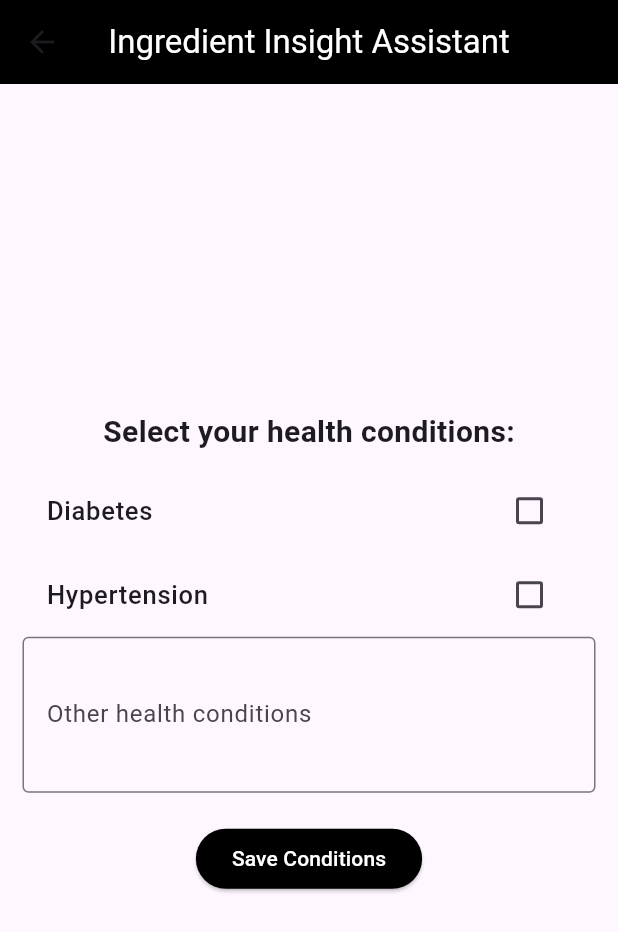
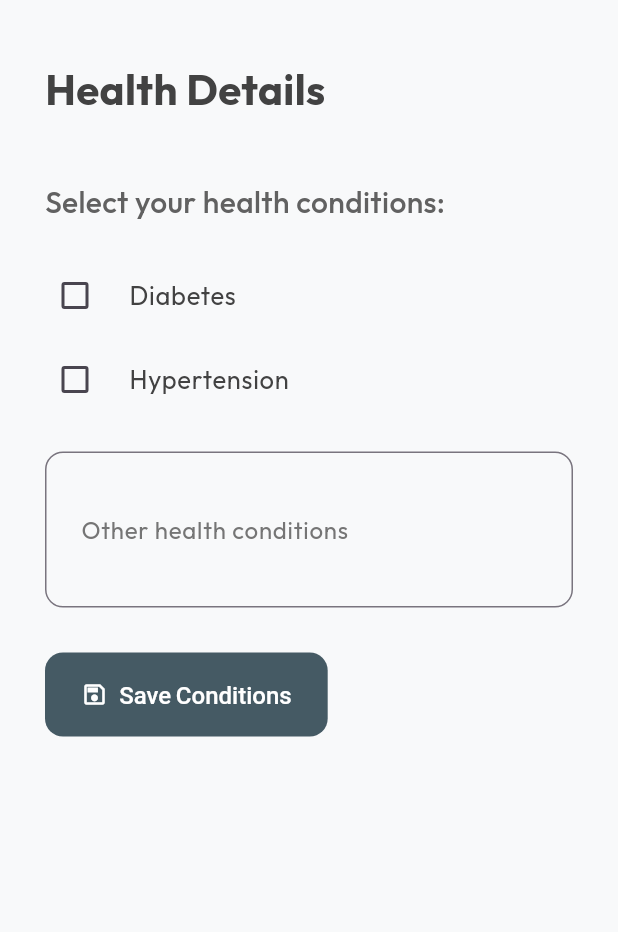
Before and after one commit to Praphulla-Mishra/LLM-Driven-Evaluation-of-Ingredient-Risks-and-Health-Effects, a Flutter app: the screen it shows after launch, after a tap on "Add/Update Health Conditions", on a phone screen of 412 x 824 dp. Shown: the top 932 px of the screen. Run offline on Flutter 3.47's test engine with Material 3 defaults, Android fonts, the light colour scheme and no system bars; our stand-ins replace firebase_core, google_fonts, image_cropper, image_picker, loading_animation_widget, shared_preferences; missing offline and left inert: google_mlkit_text_recognition; accounts and stored records are empty.

Commit message:
UI upgrade & OCR text page

```diff
--- a/lib/health.dart
+++ b/lib/health.dart
@@ -1,9 +1,9 @@
 import 'package:flutter/material.dart';
 import 'package:shared_preferences/shared_preferences.dart';
-
+import 'package:google_fonts/google_fonts.dart';
+import 'utils.dart';
 class HealthText extends StatefulWidget {
-  const HealthText({super.key});
-
+  const HealthText({Key? key}) : super(key: key);
   @override
   State<HealthText> createState() => _HealthTextState();
 }
@@ -13,7 +13,7 @@ class _HealthTextState extends State<HealthText> {
   bool _hasHypertension = false;
   late TextEditingController _customConditionController;
 
-  // Function to save health conditions
+
   Future<void> saveHealthConditions(
       bool isDiabetic, bool hasHypertension, String customCondition) async {
     try {
@@ -25,6 +25,7 @@ class _HealthTextState extends State<HealthText> {
       print("Error saving health conditions: $e");
     }
   }
+
 
   Future<void> loadHealthConditions() async {
     try {
@@ -40,7 +41,6 @@ class _HealthTextState extends State<HealthText> {
     }
   }
 
-
   @override
   void initState() {
     super.initState();
@@ -51,75 +51,112 @@ class _HealthTextState extends State<HealthText> {
   @override
   Widget build(BuildContext context) {
     return Scaffold(
-      appBar: AppBar(
-        centerTitle: true,
-        title: const Text('Ingredient Insight Assistant',
-            style: TextStyle(color: Colors.white)),
-        backgroundColor: Colors.black,
+      backgroundColor: Color(0xFFF8F9FA),
+      body: SafeArea(
+        child: Padding(
+          padding: const EdgeInsets.symmetric(horizontal: 30.0, vertical: 40.0),
+          child: SingleChildScrollView(
+            child: Column(
+              crossAxisAlignment: CrossAxisAlignment.start,
+              children: [
+                Text(
+                  'Health Details',
+                  style: TextStyle(
+                    fontSize: 28,
+                    fontWeight: FontWeight.bold,
+                    color: Colors.grey[800],
+                    fontFamily: GoogleFonts.outfit().fontFamily,
                   ),
-      body: Container(
-        child: Column(
-          mainAxisAlignment: MainAxisAlignment.center,
-          children: [
-            const SizedBox(
-              height: 20,
+                  textAlign: TextAlign.start,
                 ),
-            const Padding(
-              padding: EdgeInsets.all(10.0),
-              child: Text("Select your health conditions:",
-                  style: TextStyle(fontSize: 20, fontWeight: FontWeight.bold)),
+                SizedBox(height: 40),
+
+                Text(
+                  "Select your health conditions:",
+                  style: TextStyle(
+                      fontSize: 20,
+                      fontWeight: FontWeight.w500,
+                      color: Colors.grey[700],
+                      fontFamily: GoogleFonts.outfit().fontFamily),
                 ),
+                SizedBox(height: 20),
+
                 Padding(
-              padding: const EdgeInsets.symmetric(horizontal: 15.0),
+                  padding: const EdgeInsets.symmetric(horizontal: 0.0),
                   child: CheckboxListTile(
-                title: const Text("Diabetes",
-                    style:
-                        TextStyle(fontSize: 17, fontWeight: FontWeight.w500)),
+                    title: Text("Diabetes",
+                        style: TextStyle(
+                            fontSize: 17,
+                            fontWeight: FontWeight.normal,
+                            color: Colors.grey[800],
+                            fontFamily: GoogleFonts.outfit().fontFamily)),
                     value: _isDiabetic,
                     onChanged: (value) {
                       setState(() {
                         _isDiabetic = value!;
                       });
                     },
+                    controlAffinity: ListTileControlAffinity.leading,
+                    activeColor: Colors.blueGrey[700],
+                    checkColor: Colors.white,
+                    contentPadding: EdgeInsets.symmetric(horizontal: 0),
                   ),
                 ),
                 Padding(
-              padding: const EdgeInsets.symmetric(horizontal: 15.0),
+                  padding: const EdgeInsets.symmetric(horizontal: 0.0),
                   child: CheckboxListTile(
-                title: const Text("Hypertension",
-                    style:
-                        TextStyle(fontSize: 17, fontWeight: FontWeight.w500)),
+                    title: Text("Hypertension",
+                        style: TextStyle(
+                            fontSize: 17,
+                            fontWeight: FontWeight.normal,
+                            color: Colors.grey[800],
+                            fontFamily: GoogleFonts.outfit().fontFamily)),
                     value: _hasHypertension,
                     onChanged: (value) {
                       setState(() {
                         _hasHypertension = value!;
                       });
                     },
+                    controlAffinity: ListTileControlAffinity.leading,
+                    activeColor: Colors.blueGrey[700],
+                    checkColor: Colors.white,
+                    contentPadding: EdgeInsets.symmetric(horizontal: 0),
                   ),
                 ),
+                SizedBox(height: 20),
+
                 Padding(
-              padding: const EdgeInsets.symmetric(horizontal: 15.0),
+                  padding: const EdgeInsets.symmetric(horizontal: 0.0),
                   child: TextField(
                     controller: _customConditionController,
                     maxLines: 3,
-                minLines: 3, // Minimum height for the box
-                decoration: const InputDecoration(
+                    minLines: 3,
+                    decoration: InputDecoration(
                       labelText: "Other health conditions",
                       hintText: "List any additional health conditions here...",
-                  border:
-                      OutlineInputBorder(), // Adds a border around the TextField
+                      labelStyle: TextStyle(color: Colors.grey[600], fontFamily: GoogleFonts.outfit().fontFamily), // Label text color
+                      hintStyle: TextStyle(color: Colors.grey[500], fontFamily: GoogleFonts.outfit().fontFamily), // Hint text color
+                      border: OutlineInputBorder(
+                        borderRadius: BorderRadius.circular(12),
+                        borderSide: BorderSide(color: Colors.blueGrey.shade300),
+                      ),
+                      focusedBorder: OutlineInputBorder(
+                        borderRadius: BorderRadius.circular(12),
+                        borderSide: BorderSide(color: Colors.blueGrey.shade500),
+                      ),
+                      contentPadding: EdgeInsets.symmetric(horizontal: 20, vertical: 16),
                     ),
                     keyboardType: TextInputType.multiline,
-                scrollPadding: const EdgeInsets.all(
-                    20.0), // Optional: adds padding when scrolling
+                    scrollPadding: const EdgeInsets.all(20.0),
                     textInputAction: TextInputAction.newline,
+                    style: TextStyle(color: Colors.grey[800], fontFamily: GoogleFonts.outfit().fontFamily),
                   ),
                 ),
-            Padding(
-              padding: const EdgeInsets.all(20.0),
-              child: ElevatedButton(
+                SizedBox(height: 30),
+
+                ModernButton(
                   onPressed: () async {
-                  saveHealthConditions(_isDiabetic, _hasHypertension,
+                    await saveHealthConditions(_isDiabetic, _hasHypertension,
                         _customConditionController.text);
                     ScaffoldMessenger.of(context).showSnackBar(
                       SnackBar(
@@ -132,16 +169,16 @@ class _HealthTextState extends State<HealthText> {
                           ),
                         ),
                         duration: const Duration(seconds: 2),
-                                behavior: SnackBarBehavior.floating, // Makes it float above other content
+                        behavior: SnackBarBehavior.floating,
                         shape: RoundedRectangleBorder(
                           borderRadius: BorderRadius.circular(12),
                         ),
-                                backgroundColor: Colors.grey[900],
+                        backgroundColor: Colors.blueGrey[700],
                         elevation: 6,
-                                margin: const EdgeInsets.all(10), // Adds margin around the snackbar
+                        margin: const EdgeInsets.all(10),
                         action: SnackBarAction(
                           label: 'DISMISS',
-                                  textColor: Colors.tealAccent, // Modern accent color
+                          textColor: Colors.tealAccent,
                           onPressed: () {
                             ScaffoldMessenger.of(context).hideCurrentSnackBar();
                           },
@@ -150,15 +187,13 @@ class _HealthTextState extends State<HealthText> {
                     );
                     Navigator.pop(context);
                   },
-                style: ElevatedButton.styleFrom(backgroundColor: Colors.black),
-                child: const Text("Save Conditions",
-                    style: TextStyle(color: Colors.white)),
+                  text: "Save Conditions",
+                  icon: Icons.save_outlined,
+                ),
+                SizedBox(height: 20),
+              ],
             ),
           ),
-            SizedBox(
-              height: 20,
-            ),
-          ],
         ),
       ),
     );
--- a/lib/homepage.dart
+++ b/lib/homepage.dart
@@ -1,11 +1,12 @@
 import 'package:flutter/material.dart';
 import 'ocr.dart';
 import 'package:ingredients_summarizer/response.dart';
-import 'final_screen.dart';
 import 'package:image_picker/image_picker.dart';
 import 'package:loading_animation_widget/loading_animation_widget.dart';
 import 'package:ingredients_summarizer/health.dart';
 import 'package:shared_preferences/shared_preferences.dart';
+import 'ocrText.dart';
+import 'utils.dart';
 
 class NutriScanPage extends StatefulWidget {
   @override
@@ -42,35 +43,30 @@ class _NutriScanPageState extends State<NutriScanPage> {
   Widget build(BuildContext context) {
     return SafeArea(
       child: Scaffold(
-        appBar: AppBar(
-          centerTitle: true,
-          title: Text('Ingredient Insight Assistant',
-              style: TextStyle(color: Colors.white)),
-          backgroundColor: Colors.black,
-        ),
         body: Center(
           child: isLoading
               ? LoadingAnimationWidget.staggeredDotsWave(
-                  color: Colors.black,
+                  color: Colors.blueGrey[700] ?? Colors.blueGrey,
                   size: 200,
                 )
               : Container(
-                  color: Colors.white,
+          child: Padding(
+            padding:
+                const EdgeInsets.symmetric(horizontal: 30.0, vertical: 40.0),
             child: Column(
+              crossAxisAlignment: CrossAxisAlignment.center,
               mainAxisAlignment: MainAxisAlignment.center,
               children: [
-                      Container(
-                        child: Column(
-                          children: [
-                            //upload button
-                            Padding(
-                              padding:
-                                  const EdgeInsets.symmetric(horizontal: 20.0),
-                              child: ElevatedButton.icon(
-                                icon: const Icon(Icons.image,
-                                    color: Colors.white),
-                                label: const Text('Upload Image',
-                                    style: TextStyle(color: Colors.white)),
+                Text(
+                  'Ingredient Insight Assistant',
+                  style: TextStyle(
+                    fontSize: 28,
+                    fontWeight: FontWeight.bold,
+                    color: Colors.grey[800],
+                  ),
+                ),
+                SizedBox(height: 60),
+                ModernButton(
                   onPressed: () async {
                     setState(() {
                       isLoading = true;
@@ -84,39 +80,25 @@ class _NutriScanPageState extends State<NutriScanPage> {
                         isLoading = true;
                       });
                       await loadHealthConditions();
-                                    // String response = await gemini(
-                                    // ocr.recognizedText, healthConditions);
-                                    String response = await postIngredients(
-                                        ocr.recognizedText, healthConditions);
                       setState(() {
                         isLoading = false;
                       });
                       Navigator.push(
                         context,
                         MaterialPageRoute(
-                                        builder: (context) =>
-                                            FinalScreen(text: response),
+                          builder: (context) => OCRTextPage(
+                              ocrText: ocr.recognizedText,
+                              healthConditions: healthConditions,
+                              postIngredients: postIngredients),
                         ),
                       );
                     }
                   },
-                                style: ElevatedButton.styleFrom(
-                                  backgroundColor: Colors.black,
-                                  minimumSize: Size(double.infinity, 60),
-                                ),
-                              ),
+                  icon: Icons.image_outlined,
+                  text: 'Upload Image',
                 ),
                 SizedBox(height: 20),
-                            Padding(
-                              padding:
-                                  const EdgeInsets.symmetric(horizontal: 20.0),
-                              child: ElevatedButton.icon(
-                                icon:
-                                    Icon(Icons.camera_alt, color: Colors.white),
-                                label: Text(
-                                  'Use Camera',
-                                  style: TextStyle(color: Colors.white),
-                                ),
+                ModernButton(
                   onPressed: () async {
                     setState(() {
                       isLoading = true;
@@ -131,50 +113,60 @@ class _NutriScanPageState extends State<NutriScanPage> {
                       });
 
                       await loadHealthConditions();
-                                    // String response = await gemini(
-                                    //     ocr.recognizedText, healthConditions);
-                                    String response = await postIngredients(
-                                        ocr.recognizedText, healthConditions);
                       setState(() {
                         isLoading = false;
                       });
                       Navigator.push(
                         context,
                         MaterialPageRoute(
-                                        builder: (context) =>
-                                            FinalScreen(text: response),
+                          builder: (context) => OCRTextPage(
+                              ocrText: ocr.recognizedText,
+                              healthConditions: healthConditions,
+                              postIngredients: postIngredients),
                         ),
                       );
                     }
                   },
-                                style: ElevatedButton.styleFrom(
-                                  backgroundColor: Colors.black,
-                                  minimumSize: Size(double.infinity, 60),
-                                ),
-                              ),
-                            ),
-                          ],
-                        ),
+                  icon: Icons.camera_outlined,
+                  text: 'Use Camera',
                 ),
                 SizedBox(
-                        height: 20,
-                      ),
-                      FloatingActionButton.extended(
+                    height:
+                        30),
+                OutlinedButton(
                   onPressed: () {
-                          // Navigate to the Health Conditions Page
-
                     Navigator.push(
                             context,
                             MaterialPageRoute(
                                 builder: (context) => HealthText()),
                           );
                   },
-                        backgroundColor: Colors.black,
-                        icon:
-                            Icon(Icons.health_and_safety, color: Colors.white),
-                        label: Text(
-                          "Add/Update Health Conditions",
-                          style: TextStyle(color: Colors.white),
+                  style: OutlinedButton.styleFrom(
+                    padding: EdgeInsets.symmetric(horizontal: 20, vertical: 16),
+                    shape: RoundedRectangleBorder(
+                        borderRadius: BorderRadius.circular(12)),
+                    side: BorderSide(
+                        color: Colors.blueGrey.shade300),
+                  ),
+                  child: GestureDetector(
+                    onTap: () => Navigator.push(context,
+                        MaterialPageRoute(builder: (context) => HealthText())),
+                    child: Row(
+                      mainAxisSize:
+                          MainAxisSize.min,
+                      children: [
+                        Icon(Icons.health_and_safety,
+                            color: Colors.blueGrey[600]),
+                        SizedBox(width: 10),
+                        Text(
+                          'Add/Update Health Conditions',
+                          style: TextStyle(
+                            fontSize: 16,
+                            color: Colors.blueGrey[800],
+                          ),
+                        ),
+                      ],
+                    ),
                   ),
                 ),
               ],
@@ -182,6 +174,7 @@ class _NutriScanPageState extends State<NutriScanPage> {
           ),
         ),
         ),
+      ),
     );
   }
 }
--- a/lib/main.dart
+++ b/lib/main.dart
@@ -1,6 +1,7 @@
 import 'package:firebase_core/firebase_core.dart';
 import 'package:flutter/material.dart';
 import 'package:ingredients_summarizer/homepage.dart';
+import 'package:google_fonts/google_fonts.dart';
 
 void main() async {
   WidgetsFlutterBinding.ensureInitialized();
@@ -14,6 +15,11 @@ class MyApp extends StatelessWidget {
     return MaterialApp(
         debugShowCheckedModeBanner: false,
         title: 'Text Recognition with ML Kit',
+        theme: ThemeData(
+        primarySwatch: Colors.blueGrey,
+        fontFamily:
+            GoogleFonts.outfit().fontFamily,
+      ),
         home: NutriScanPage()
         );
   }
--- /dev/null
+++ b/lib/utils.dart
@@ -0,0 +1,31 @@
+import 'package:flutter/material.dart';
+
+class ModernButton extends StatelessWidget {
+  final VoidCallback onPressed;
+  final IconData icon;
+  final String text;
+
+  const ModernButton({
+    Key? key,
+    required this.onPressed,
+    required this.icon,
+    required this.text,
+  }) : super(key: key);
+
+  @override
+  Widget build(BuildContext context) {
+    return ElevatedButton.icon(
+      onPressed: onPressed,
+      icon: Icon(icon, color: Colors.white),
+      label: Text(text, style: TextStyle(color: Colors.white)),
+      style: ElevatedButton.styleFrom(
+        backgroundColor: Colors.blueGrey[700],
+        padding: EdgeInsets.symmetric(horizontal: 24, vertical: 18),
+        textStyle: TextStyle(fontSize: 16, fontWeight: FontWeight.w500),
+        shape: RoundedRectangleBorder(
+            borderRadius: BorderRadius.circular(12)),
+        elevation: 0,
+      ),
+    );
+  }
+}
--- a/pubspec.yaml
+++ b/pubspec.yaml
@@ -12,12 +12,12 @@ dependencies:
   flutter:
     sdk: flutter
   image_picker: ^0.8.7+3
+  google_fonts: ^4.0.4
 
   cupertino_icons: ^1.0.8
   firebase_core:
   google_mlkit_text_recognition: ^0.14.0
   loading_animation_widget: ^1.2.1
-  flutter_dotenv: ^5.1.0
   shared_preferences: ^2.3.2
   image_cropper: ^8.0.2
   http:
```
Also changed, not shown: lib/final_screen.dart (+54 -38 lines), lib/ocrText.dart (added, +95 -0 lines), pubspec.lock, 6 other files. Lines whose indentation alone changed are shown as unchanged.
